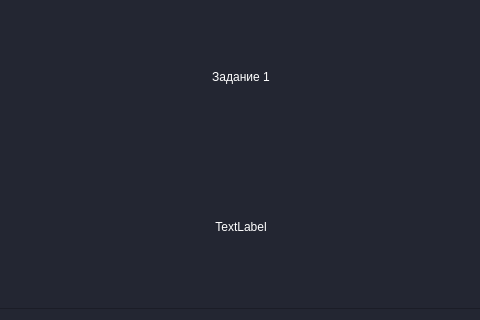
Qt form qt/test.ui (Azas1K/pokazuha) before a commit; both pictures show x 238 to 718 and y 337 to 657 of the 958 by 657 pixel window.
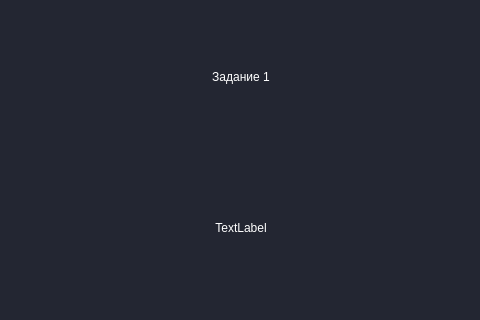
The same form after that commit.

Patch:
```diff
--- a/qt/test.ui
+++ b/qt/test.ui
@@ -273,7 +273,7 @@
    <item>
     <widget class="QFrame" name="end_frame">
      <property name="frameShape">
-      <enum>QFrame::StyledPanel</enum>
+      <enum>QFrame::NoFrame</enum>
      </property>
      <property name="frameShadow">
       <enum>QFrame::Plain</enum>
@@ -297,7 +297,10 @@
        <widget class="QLabel" name="lbl_correct">
         <property name="styleSheet">
          <string notr="true">color: rgb(255, 255, 255);
-font: 20pt &quot;MS Shell Dlg 2&quot;;</string>
+font: 40pt &quot;MS Shell Dlg 2&quot;;</string>
+        </property>
+        <property name="frameShadow">
+         <enum>QFrame::Plain</enum>
         </property>
         <property name="text">
          <string>TextLabel</string>
```
Left out of the diff: 2 changed lines with no effect on the pictures.
